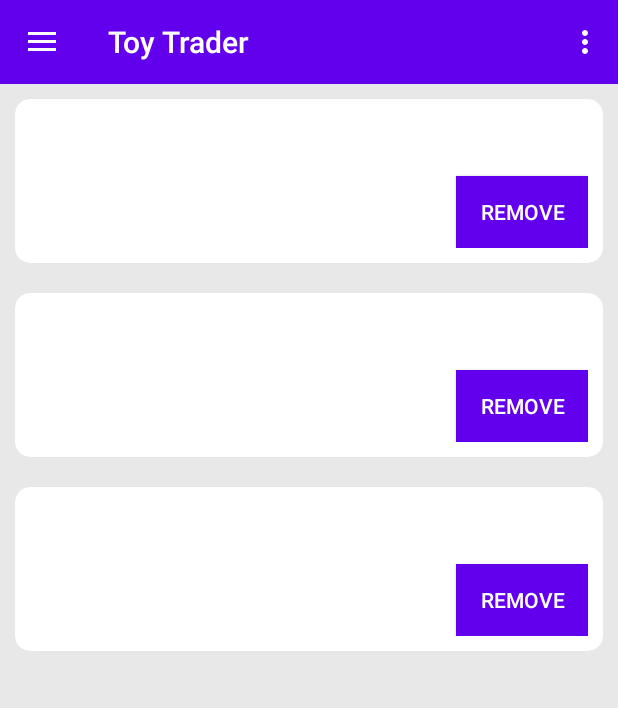
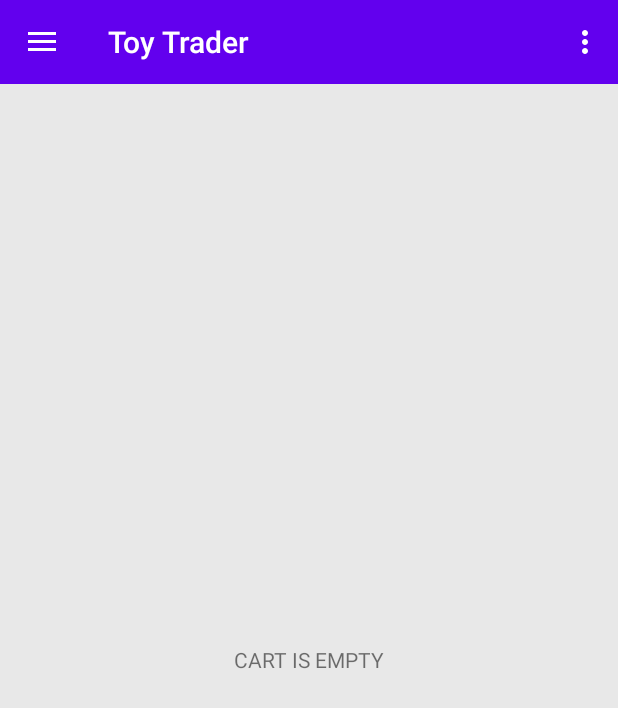
Before and after one commit to arselan95/Toy-Trader-Android-Application, an Android app: the screen it shows after launch once a user with an empty profile is signed in (CartActivity), in the side drawer, after a tap on "Cart", on a phone screen of 412 x 824 dp. Shown: the top 708 px of the screen. Run offline under Robolectric (Android 15) with nearby library versions, the phone set to English and light mode, and no system bars; our stand-ins replace Firebase (no records; nobody signed in at launch, a user with empty details on screens opened directly).

Commit message:
cart activity updated with json toy object

```diff
--- a/ToyTrader/app/build.gradle
+++ b/ToyTrader/app/build.gradle
@@ -39,5 +39,6 @@ dependencies {
     testImplementation 'junit:junit:4.12'
     androidTestImplementation 'androidx.test.ext:junit:1.1.2'
     androidTestImplementation 'androidx.test.espresso:espresso-core:3.3.0'
+    implementation 'com.google.code.gson:gson:2.8.5'
 
 }
--- a/ToyTrader/app/src/main/java/com/example/toytrader/CartActivity.java
+++ b/ToyTrader/app/src/main/java/com/example/toytrader/CartActivity.java
@@ -7,6 +7,7 @@ import android.preference.PreferenceManager;
 import android.view.Menu;
 import android.view.MenuInflater;
 import android.view.MenuItem;
+import android.view.View;
 import android.widget.TextView;
 
 import androidx.annotation.NonNull;
@@ -19,16 +20,22 @@ import androidx.recyclerview.widget.LinearLayoutManager;
 import androidx.recyclerview.widget.RecyclerView;
 
 import com.google.android.material.navigation.NavigationView;
+import com.google.gson.Gson;
 
 import java.util.ArrayList;
 
 public class CartActivity extends AppCompatActivity implements NavigationView.OnNavigationItemSelectedListener {
 
     private DrawerLayout drawer;
-    ArrayList<String> carttoys;
+    ArrayList<Toy> carttoys;
     RecyclerView recyclerView;
     RecyclerView.LayoutManager layoutManager;
     RecyclerView.Adapter adapter;
+    SharedPreferences preferences;
+    int items;
+    Toy temp;
+    TextView emptyView;
+
 
     @Override
     protected void onCreate(Bundle savedInstanceState) {
@@ -47,26 +54,29 @@ public class CartActivity extends AppCompatActivity implements NavigationView.On
         toggle.syncState();
 
         recyclerView=(RecyclerView) findViewById(R.id.cartrecycler_view);
+        emptyView = findViewById(R.id.cart_empty_view);
 
+        preferences = PreferenceManager.getDefaultSharedPreferences(this);
 
+        Gson gson = new Gson();
+            String json = preferences.getString("toy", "");
+            Toy t = gson.fromJson(json, Toy.class);
 
-        SharedPreferences preferences = PreferenceManager.getDefaultSharedPreferences(this);
-        String nam = preferences.getString("name", "");
-        String cat = preferences.getString("category", "");
-        String loc = preferences.getString("location", "");
+        carttoys=new ArrayList<Toy>();
 
-        System.out.println(nam);
-        System.out.println(cat);
-        System.out.println(loc);
+        if(preferences.getAll().size()==0)
+        {
+            recyclerView.setVisibility(View.GONE);
+            emptyView.setVisibility(View.VISIBLE);
+        }
 
-        System.out.println(nam);
-        System.out.println(cat);
-        System.out.println(loc);
+        else {
+            carttoys.add(t);
+            carttoys.remove(temp);
+        }
 
-        carttoys=new ArrayList<String>();
-        carttoys.add(nam);
-        carttoys.add(cat);
-        carttoys.add(loc);
+        items= preferences.getAll().size();
+        System.out.println(carttoys.size());
 
         layoutManager=new LinearLayoutManager(this);
         adapter=new CartAdapter(carttoys);
@@ -125,4 +135,20 @@ public class CartActivity extends AppCompatActivity implements NavigationView.On
         drawer.closeDrawer(GravityCompat.START);
         return true;
     }
+
+    public void removeFromCart(View v)
+    {
+        preferences = PreferenceManager.getDefaultSharedPreferences(this);
+        SharedPreferences.Editor editor = preferences.edit();
+
+        /*
+        TODO: REMOVE TOY OBJECT
+         */
+        editor.remove("toy");
+        editor.apply();
+
+        Intent intent;
+        intent = new Intent(this, CartActivity.class);
+        startActivity(intent);
+    }
 }
--- a/ToyTrader/app/src/main/java/com/example/toytrader/CartAdapter.java
+++ b/ToyTrader/app/src/main/java/com/example/toytrader/CartAdapter.java
@@ -12,9 +12,12 @@ import java.util.ArrayList;
 public class CartAdapter extends RecyclerView.Adapter<CartAdapter.ViewHolder>{
 
 
-    ArrayList<String> s;
-    public CartAdapter(ArrayList<String> temp) {
+    ArrayList<Toy> s;
+    //String n,p,l;
+    public CartAdapter(ArrayList<Toy> temp)
+    {
         s=temp;
+
     }
 
 
@@ -27,9 +30,14 @@ public class CartAdapter extends RecyclerView.Adapter<CartAdapter.ViewHolder>{
 
     @Override
     public void onBindViewHolder( CartAdapter.ViewHolder holder, int position) {
-        holder.name.setText(s.get(position));
-        holder.price.setText(s.get(position));
-        holder.location.setText(s.get(position));
+       // holder.name.setText(s.get(position));
+        //holder.price.setText(s.get(position));
+        //holder.location.setText(s.get(position));
+        Toy toy = s.get(position);
+
+        holder.name.setText(toy.getName());
+        holder.price.setText(toy.getCost().toString());
+        holder.location.setText(toy.getLocation());
 
     }
 
--- a/ToyTrader/app/src/main/java/com/example/toytrader/MainActivity.java
+++ b/ToyTrader/app/src/main/java/com/example/toytrader/MainActivity.java
@@ -6,7 +6,9 @@ import androidx.appcompat.widget.Toolbar;
 
 import android.app.ProgressDialog;
 import android.content.Intent;
+import android.content.SharedPreferences;
 import android.os.Bundle;
+import android.preference.PreferenceManager;
 import android.view.View;
 import android.widget.Button;
 
@@ -18,6 +20,13 @@ public class MainActivity extends AppCompatActivity {
     protected void onCreate(Bundle savedInstanceState) {
         super.onCreate(savedInstanceState);
         setContentView(R.layout.activity_main);
+
+        SharedPreferences preferences = PreferenceManager.getDefaultSharedPreferences(this);
+        SharedPreferences.Editor editor = preferences.edit();
+
+        editor.clear();
+        editor.commit();
+
         if (FirebaseHelper.getInstance().getFirebaseAuth().getCurrentUser() != null) {
             Intent intent = new Intent(".UserHomeActivity");
             startActivity(intent);
--- a/ToyTrader/app/src/main/res/layout/activity_cart.xml
+++ b/ToyTrader/app/src/main/res/layout/activity_cart.xml
@@ -24,6 +24,14 @@
             android:layout_height="match_parent"
             android:background="@color/background">
 
+            <TextView
+                android:id="@+id/cart_empty_view"
+                android:layout_width="match_parent"
+                android:layout_height="match_parent"
+                android:background="@color/background"
+                android:gravity="center"
+                android:visibility="gone"
+                android:text="CART IS EMPTY" />
 
             <androidx.recyclerview.widget.RecyclerView
                 android:id="@+id/cartrecycler_view"
--- a/ToyTrader/app/src/main/res/layout/activity_upload_toy.xml
+++ b/ToyTrader/app/src/main/res/layout/activity_upload_toy.xml
@@ -91,8 +91,6 @@
                     android:background="@drawable/custom_background"
                     android:inputType="textPersonName" />
 
-
-
                 <TextView
                     android:id="@+id/categoriestext"
                     android:layout_width="match_parent"
@@ -139,6 +137,7 @@
                     android:inputType="textMultiLine"
                     android:lines="8"
                     android:maxLines="10"
+
                     android:padding="15dp"
                     android:background="@drawable/custom_background"
                     android:scrollbars="vertical" />
@@ -204,7 +203,6 @@
 
             </LinearLayout>
         </ScrollView>
->>>>>>> Integration of upload toy
 
     </LinearLayout>
 
```
Also changed, not shown: ToyTrader/app/src/main/java/com/example/toytrader/Toy.java (+7 -0 lines), ToyTrader/app/src/main/java/com/example/toytrader/ToyView.java (+17 -14 lines), 1 other file.
